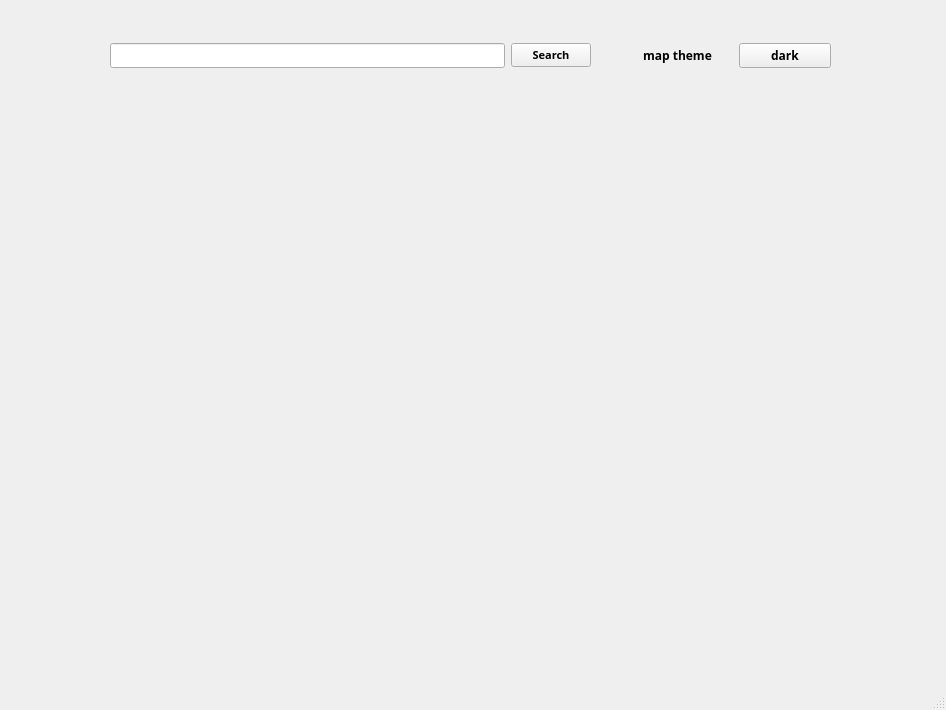
alisa-karpova/yandex_maps_project, file map.ui: the form before one commit.
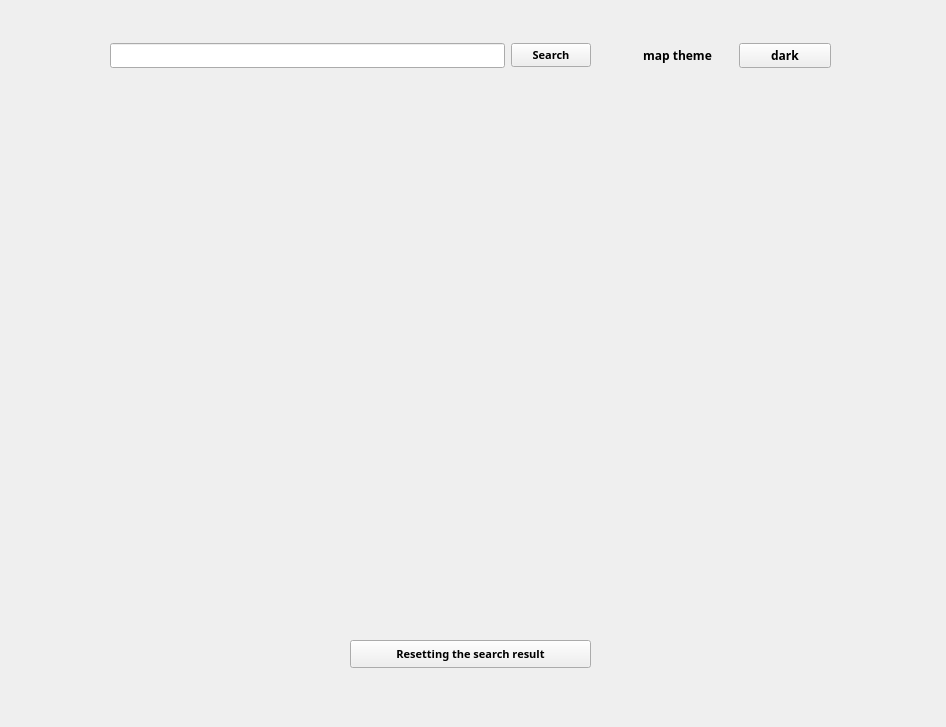
The form after the commit.

Patch:
```diff
--- a/map.ui
+++ b/map.ui
@@ -7,7 +7,7 @@
     <x>0</x>
     <y>0</y>
     <width>946</width>
-    <height>710</height>
+    <height>727</height>
    </rect>
   </property>
   <property name="windowTitle">
@@ -108,6 +108,27 @@
      </item>
     </layout>
    </widget>
+   <widget class="QPushButton" name="reset_btn">
+    <property name="geometry">
+     <rect>
+      <x>350</x>
+      <y>640</y>
+      <width>241</width>
+      <height>28</height>
+     </rect>
+    </property>
+    <property name="font">
+     <font>
+      <family>Yu Gothic UI Semibold</family>
+      <pointsize>8</pointsize>
+      <weight>75</weight>
+      <bold>true</bold>
+     </font>
+    </property>
+    <property name="text">
+     <string>Resetting the search result</string>
+    </property>
+   </widget>
   </widget>
   <widget class="QMenuBar" name="menubar">
    <property name="geometry">
@@ -119,7 +140,6 @@
     </rect>
    </property>
   </widget>
-  <widget class="QStatusBar" name="statusbar"/>
  </widget>
  <resources/>
  <connections/>
```
Left out of the diff: 4 changed lines with no effect on the pictures.
